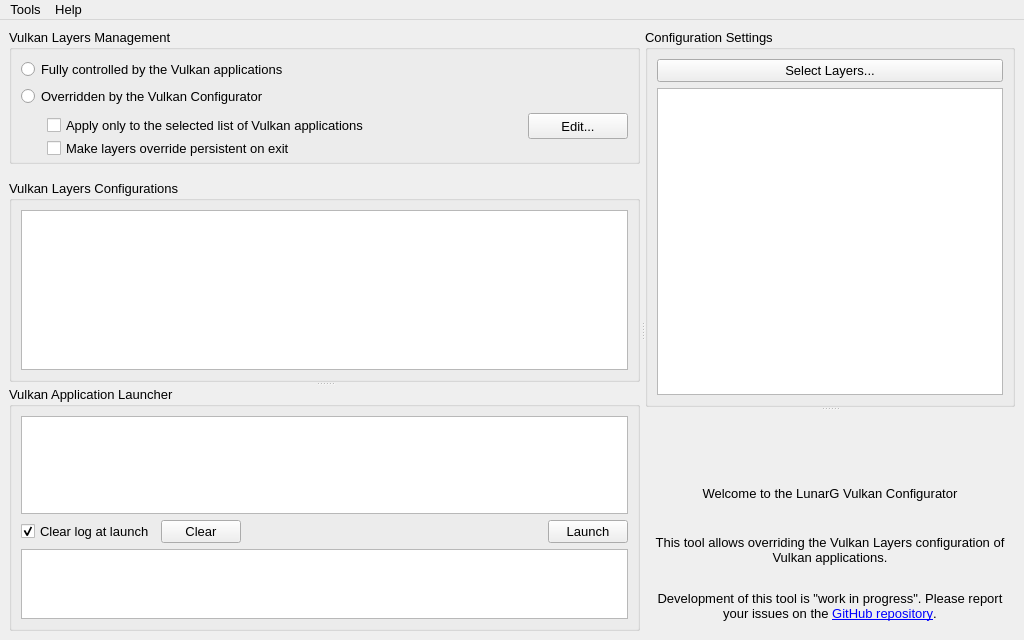
Qt form vkconfig/mainwindow.ui (LunarG/VulkanTools) before a commit.
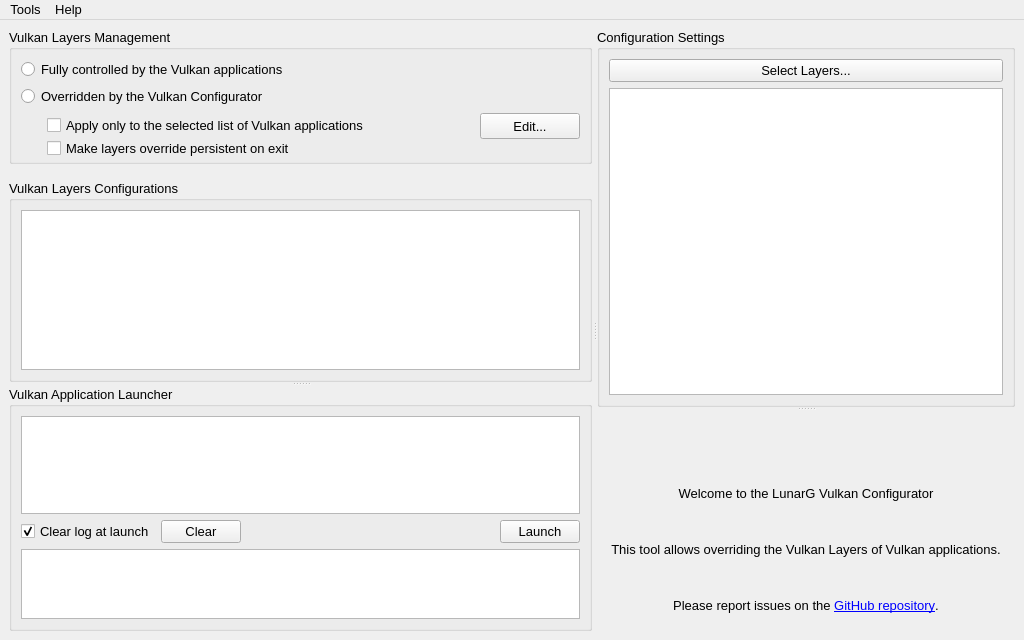
The same form after that commit. Icons and pictures are not drawn.

Commit message:
vkconfig: add support of presets to any layer
- Improve presets description
- Improve setting labels

```diff
--- a/vkconfig/mainwindow.ui
+++ b/vkconfig/mainwindow.ui
@@ -574,7 +574,7 @@
               </font>
              </property>
              <property name="text">
-              <string>This tool allows overriding the Vulkan Layers configuration of Vulkan applications.</string>
+              <string>This tool allows overriding the Vulkan Layers of Vulkan applications.</string>
              </property>
              <property name="scaledContents">
               <bool>true</bool>
@@ -596,7 +596,7 @@
               </font>
              </property>
              <property name="text">
-              <string>&lt;html&gt;&lt;head/&gt;&lt;body&gt;&lt;p&gt;Development of this tool is &amp;quot;work in progress&amp;quot;. Please report your issues on the &lt;a href=&quot;http://github.com/LunarG/VulkanTools&quot;&gt;&lt;span style=&quot; text-decoration: underline; color:#0000ff;&quot;&gt;GitHub repository&lt;/span&gt;&lt;/a&gt;.&lt;/p&gt;&lt;/body&gt;&lt;/html&gt;</string>
+              <string>&lt;html&gt;&lt;head/&gt;&lt;body&gt;&lt;p&gt;Please report issues on the &lt;a href=&quot;http://github.com/LunarG/VulkanTools&quot;&gt;&lt;span style=&quot; text-decoration: underline; color:#0000ff;&quot;&gt;GitHub repository&lt;/span&gt;&lt;/a&gt;.&lt;/p&gt;&lt;/body&gt;&lt;/html&gt;</string>
              </property>
              <property name="textFormat">
               <enum>Qt::RichText</enum>
```
The commit also changes 9 other files.
